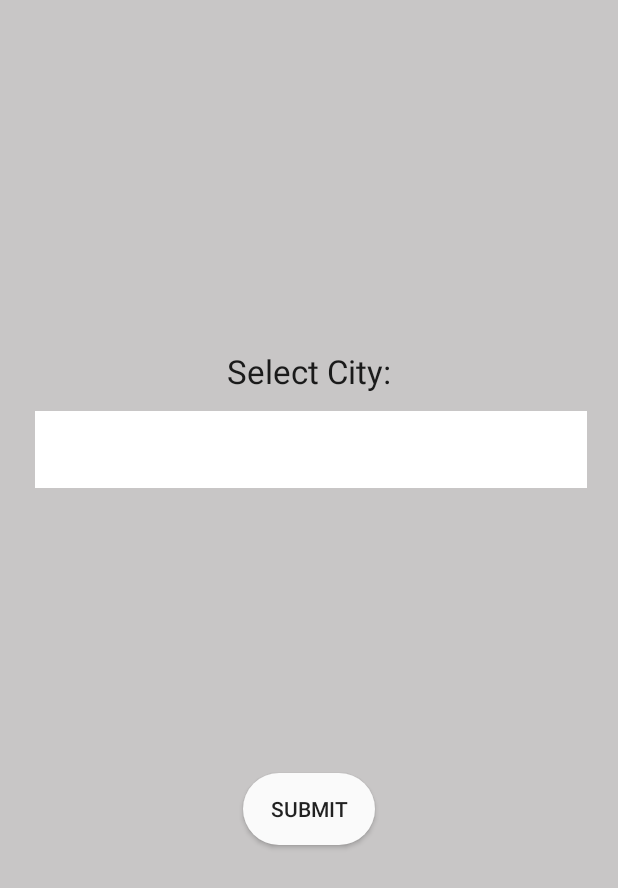
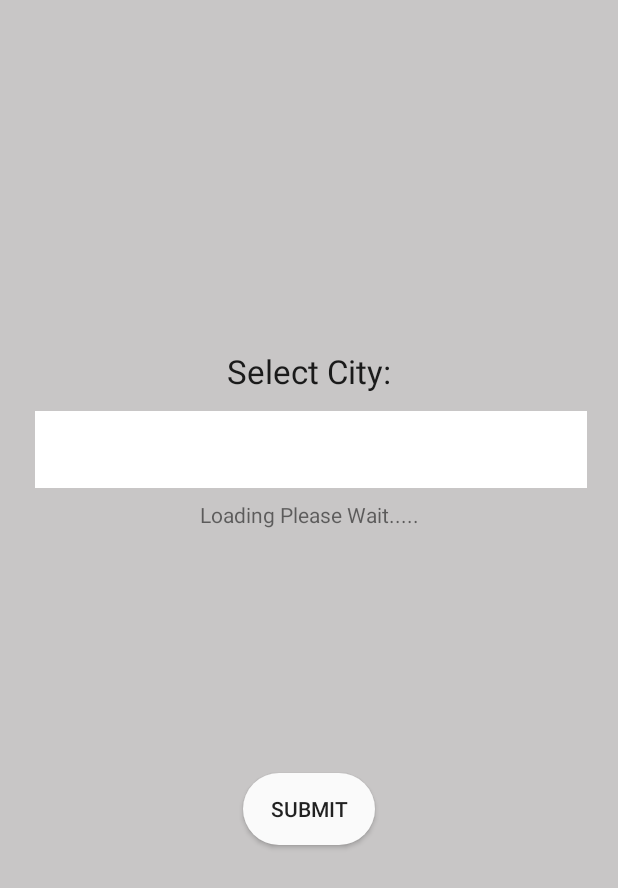
Before and after one commit to davemaharshi7/TravelBuddy, an Android app: the layout activity_search_spinner.xml on its own in the app's theme, with its tools: preview values and no code run, on a phone screen of 412 x 824 dp. Shown: the top 888 px of the screen. Run offline under Robolectric (Android 15) with nearby library versions, the phone set to English and light mode, and no system bars.

Commit message:
Search City Activity Fixed
Submit button on search city activity disabled while data is loading

```diff
--- a/TravelGuide/app/src/main/res/layout/activity_search_spinner.xml
+++ b/TravelGuide/app/src/main/res/layout/activity_search_spinner.xml
@@ -54,4 +54,16 @@
         app:layout_constraintBottom_toTopOf="@+id/guideline10"
         app:layout_constraintEnd_toEndOf="parent"
         app:layout_constraintStart_toStartOf="parent" />
+
+    <TextView
+        android:id="@+id/loadingTextBox"
+        android:layout_width="wrap_content"
+        android:layout_height="wrap_content"
+        android:layout_marginStart="8dp"
+        android:layout_marginTop="8dp"
+        android:layout_marginEnd="8dp"
+        android:text="Loading Please Wait....."
+        app:layout_constraintEnd_toEndOf="parent"
+        app:layout_constraintStart_toStartOf="parent"
+        app:layout_constraintTop_toBottomOf="@+id/searchSpinner" />
 </android.support.constraint.ConstraintLayout>
```
Also changed, not shown: TravelGuide/app/src/main/java/com/travelbuddy/travelguideapp/Activities/SearchSpinnerActivity.java (+10 -6 lines).
